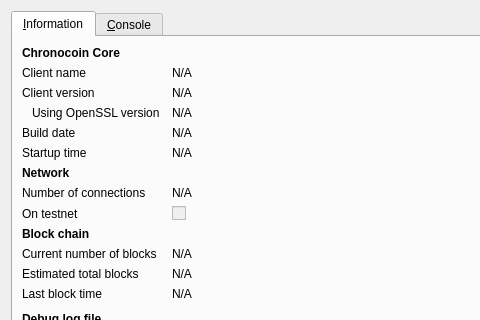
Before: the Qt Designer form src/qt/forms/rpcconsole.ui in chronokings/huntercoin, drawn with Qt 5; both pictures show x 0 to 480 and y 0 to 320 of the 740 by 450 pixel window.
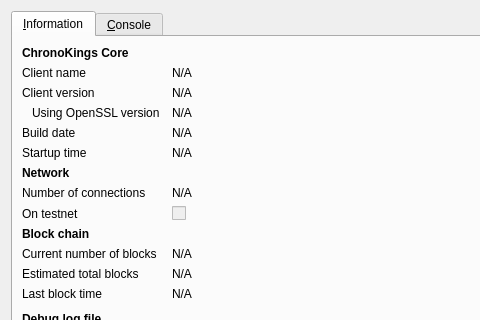
After: the same form once the commit is applied. Icons and pictures are not drawn.

Commit message: Renamed from Chronocoin to Chrono Kings to avoid similarity with some existing website.

The edit to the form file:
```diff
--- a/src/qt/forms/rpcconsole.ui
+++ b/src/qt/forms/rpcconsole.ui
@@ -36,7 +36,7 @@
           </font>
          </property>
          <property name="text">
-          <string>Chronocoin Core</string>
+          <string>ChronoKings Core</string>
          </property>
         </widget>
        </item>
```
Left out of the diff: 6 changed lines with no effect on the pictures. The commit also changes 88 other files.
